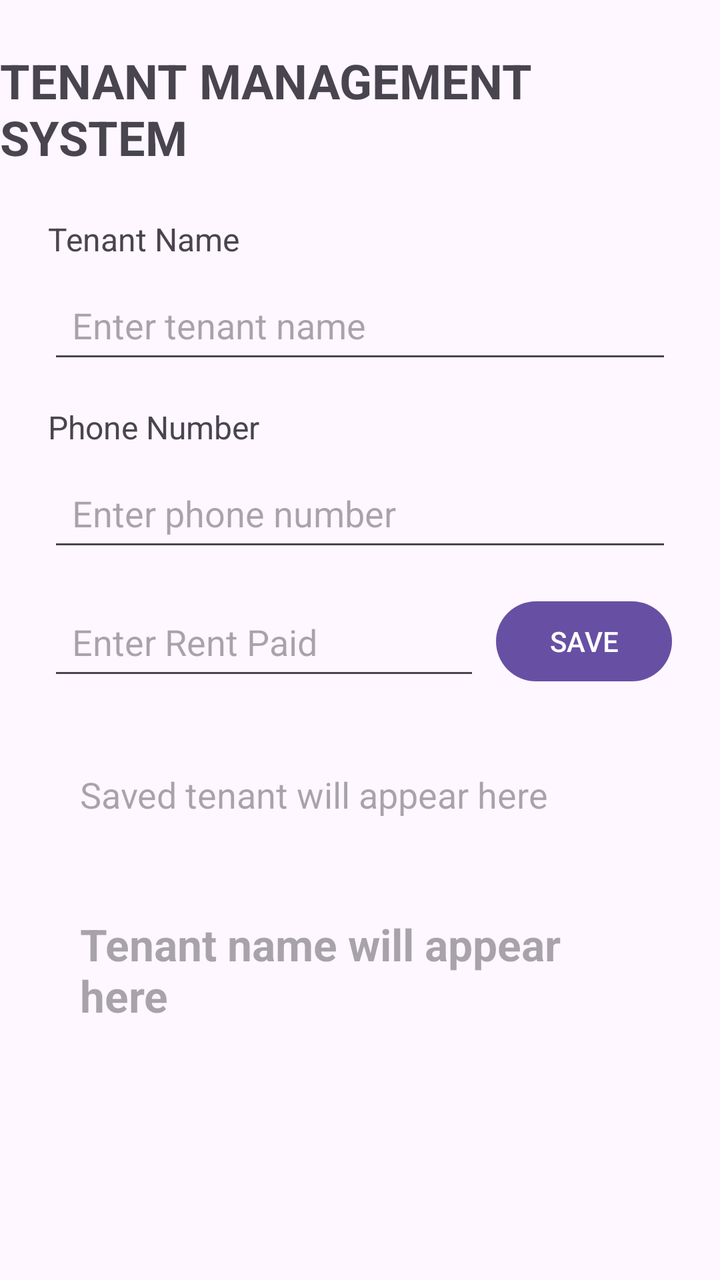
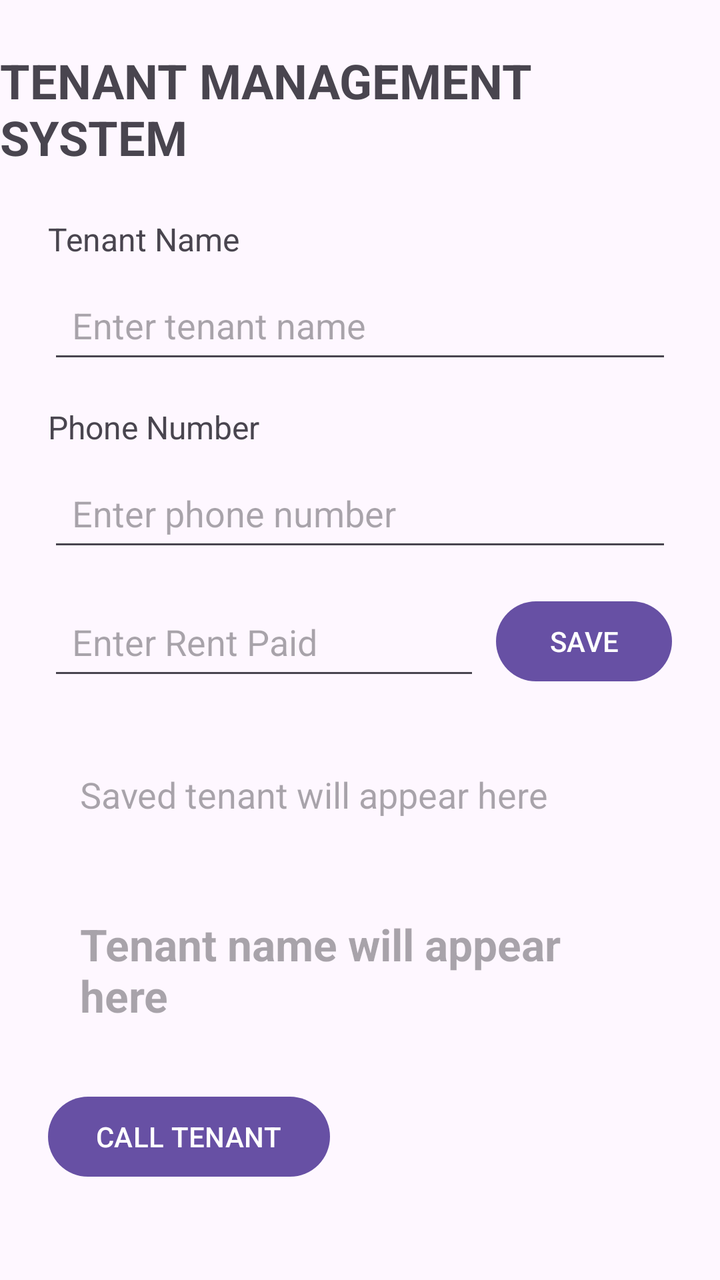

Compare the two renders of this Android layout. The source of the first and the diff that turns it into the second are given below.
<!-- AndroidManifest.xml: application theme Theme.TenantManagementSystem -->
<!-- res/layout/activity_main.xml -->
<?xml version="1.0" encoding="utf-8"?>
<layout xmlns:android="http://schemas.android.com/apk/res/android"
    xmlns:app="http://schemas.android.com/apk/res-auto">

    <data>

        <variable
            name="tenant"
            type="com.example.tenantmanagementsystem.Tenant" />

    </data>

    <androidx.constraintlayout.widget.ConstraintLayout
        android:layout_width="match_parent"
        android:layout_height="match_parent">

        <TextView
            android:id="@+id/titleTextView"
            android:layout_width="wrap_content"
            android:layout_height="wrap_content"
            android:layout_marginTop="24dp"
            android:text="TENANT MANAGEMENT SYSTEM"
            android:textSize="24sp"
            android:textStyle="bold"
            app:layout_constraintEnd_toEndOf="parent"
            app:layout_constraintStart_toStartOf="parent"
            app:layout_constraintTop_toTopOf="parent" />

        <TextView
            android:id="@+id/tenantNameLabel"
            android:layout_width="wrap_content"
            android:layout_height="wrap_content"
            android:layout_marginStart="24dp"
            android:layout_marginTop="24dp"
            android:text="Tenant Name"
            android:textSize="16sp"
            app:layout_constraintStart_toStartOf="parent"
            app:layout_constraintTop_toBottomOf="@id/titleTextView" />

        <EditText
            android:id="@+id/tenantNameEditText"
            android:layout_width="0dp"
            android:layout_height="wrap_content"
            android:layout_marginStart="24dp"
            android:layout_marginTop="8dp"
            android:layout_marginEnd="24dp"
            android:hint="Enter tenant name"
            android:minHeight="48dp"
            android:padding="12dp"
            app:layout_constraintEnd_toEndOf="parent"
            app:layout_constraintStart_toStartOf="parent"
            app:layout_constraintTop_toBottomOf="@id/tenantNameLabel" />

        <TextView
            android:id="@+id/phoneLabel"
            android:layout_width="wrap_content"
            android:layout_height="wrap_content"
            android:layout_marginStart="24dp"
            android:layout_marginTop="16dp"
            android:text="Phone Number"
            android:textSize="16sp"
            app:layout_constraintStart_toStartOf="parent"
            app:layout_constraintTop_toBottomOf="@id/tenantNameEditText" />

        <EditText
            android:id="@+id/phoneEditText"
            android:layout_width="0dp"
            android:layout_height="wrap_content"
            android:layout_marginStart="24dp"
            android:layout_marginTop="8dp"
            android:layout_marginEnd="24dp"
            android:hint="Enter phone number"
            android:inputType="phone"
            android:minHeight="48dp"
            android:padding="12dp"
            app:layout_constraintEnd_toEndOf="parent"
            app:layout_constraintStart_toStartOf="parent"
            app:layout_constraintTop_toBottomOf="@id/phoneLabel" />

        <EditText
            android:id="@+id/rentEditText"
            android:layout_width="0dp"
            android:layout_height="wrap_content"
            android:layout_marginStart="24dp"
            android:layout_marginTop="16dp"
            android:layout_marginEnd="8dp"
            android:hint="Enter Rent Paid"
            android:inputType="numberDecimal"
            android:minHeight="48dp"
            android:padding="12dp"
            app:layout_constraintEnd_toStartOf="@id/saveButton"
            app:layout_constraintStart_toStartOf="parent"
            app:layout_constraintTop_toBottomOf="@id/phoneEditText" />

        <Button
            android:id="@+id/saveButton"
            android:layout_width="wrap_content"
            android:layout_height="wrap_content"
            android:layout_marginEnd="24dp"
            android:text="SAVE"
            app:layout_constraintEnd_toEndOf="parent"
            app:layout_constraintTop_toTopOf="@id/rentEditText" />

        <TextView
            android:id="@+id/tenantResultTextView"
            android:layout_width="0dp"
            android:layout_height="wrap_content"
            android:layout_margin="24dp"
            android:hint="Saved tenant will appear here"
            android:padding="16dp"
            android:text="@{tenant.summary()}"
            android:textSize="18sp"
            app:layout_constraintEnd_toEndOf="parent"
            app:layout_constraintStart_toStartOf="parent"
            app:layout_constraintTop_toBottomOf="@id/rentEditText" />

        <TextView
            android:id="@+id/tenantNameResultTextView"
            android:layout_width="0dp"
            android:layout_height="wrap_content"
            android:layout_marginStart="24dp"
            android:layout_marginTop="16dp"
            android:layout_marginEnd="24dp"
            android:hint="Tenant name will appear here"
            android:padding="16dp"
            android:text="@{tenant.name}"
            android:textSize="22sp"
            android:textStyle="bold"
            app:layout_constraintEnd_toEndOf="parent"
            app:layout_constraintStart_toStartOf="parent"
            app:layout_constraintTop_toBottomOf="@id/tenantResultTextView" />
    </androidx.constraintlayout.widget.ConstraintLayout>
</layout>
<!-- resources referenced by this layout -->
<resources>
  <style name="Theme.TenantManagementSystem" parent="Base.Theme.TenantManagementSystem" />
  <style name="Base.Theme.TenantManagementSystem" parent="Theme.Material3.DayNight.NoActionBar">
          
          
      </style>
</resources>

<!-- the commit's change to res/layout/activity_main.xml (unified diff, before → after) -->
@@ -129,5 +129,15 @@
             app:layout_constraintEnd_toEndOf="parent"
             app:layout_constraintStart_toStartOf="parent"
             app:layout_constraintTop_toBottomOf="@id/tenantResultTextView" />
+
+        <Button
+            android:id="@+id/callButton"
+            android:layout_width="wrap_content"
+            android:layout_height="wrap_content"
+            android:layout_marginStart="24dp"
+            android:layout_marginTop="16dp"
+            android:text="CALL TENANT"
+            app:layout_constraintStart_toStartOf="parent"
+            app:layout_constraintTop_toBottomOf="@id/tenantNameResultTextView" />
     </androidx.constraintlayout.widget.ConstraintLayout>
 </layout>
